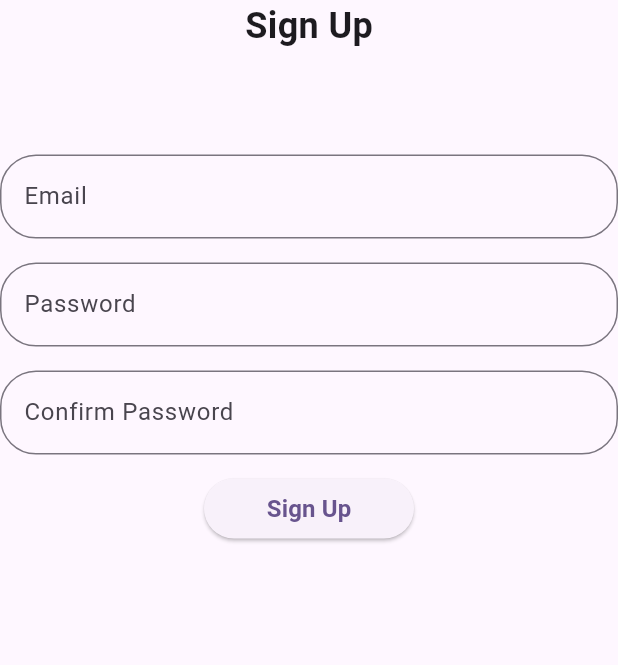
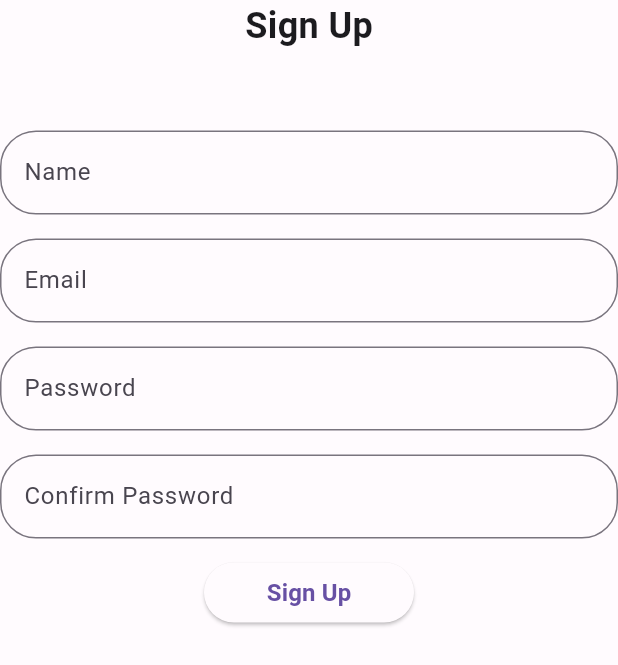
Before and after one commit to lil-program/Fue-Oni-2.0, a Flutter app: the SignUpForm widget shown alone on an empty page, opened directly, on a phone screen of 412 x 824 dp. Shown: the top 665 px of the screen. Run offline on Flutter 3.47's test engine with Material 2 defaults, Android fonts, the phone set to English and light mode, and no system bars; our stand-ins replace firebase_auth, firebase_core, firebase_database, geolocator, google_fonts, google_maps_flutter; accounts and stored records are empty.

```diff
--- /dev/null
+++ b/fueoni_ver2/lib/color_schemes.dart
@@ -0,0 +1,69 @@
+import 'package:flutter/material.dart';
+
+const lightColorScheme = ColorScheme(
+  brightness: Brightness.light,
+  primary: Color(0xFF6750A4),
+  onPrimary: Color(0xFFFFFFFF),
+  primaryContainer: Color(0xFFEADDFF),
+  onPrimaryContainer: Color(0xFF21005D),
+  secondary: Color(0xFF625B71),
+  onSecondary: Color(0xFFFFFFFF),
+  secondaryContainer: Color(0xFFE8DEF8),
+  onSecondaryContainer: Color(0xFF1D192B),
+  tertiary: Color(0xFF7D5260),
+  onTertiary: Color(0xFFFFFFFF),
+  tertiaryContainer: Color(0xFFFFD8E4),
+  onTertiaryContainer: Color(0xFF31111D),
+  error: Color(0xFFB3261E),
+  onError: Color(0xFFFFFFFF),
+  errorContainer: Color(0xFFF9DEDC),
+  onErrorContainer: Color(0xFF410E0B),
+  outline: Color(0xFF79747E),
+  background: Color(0xFFFFFBFE),
+  onBackground: Color(0xFF1C1B1F),
+  surface: Color(0xFFFFFBFE),
+  onSurface: Color(0xFF1C1B1F),
+  surfaceVariant: Color(0xFFE7E0EC),
+  onSurfaceVariant: Color(0xFF49454F),
+  inverseSurface: Color(0xFF313033),
+  onInverseSurface: Color(0xFFF4EFF4),
+  inversePrimary: Color(0xFFD0BCFF),
+  shadow: Color(0xFF000000),
+  surfaceTint: Color(0xFF6750A4),
+  outlineVariant: Color(0xFFCAC4D0),
+  scrim: Color(0xFF000000),
+);
+
+const darkColorScheme = ColorScheme(
+  brightness: Brightness.dark,
+  primary: Color(0xFFD0BCFF),
+  onPrimary: Color(0xFF381E72),
+  primaryContainer: Color(0xFF4F378B),
+  onPrimaryContainer: Color(0xFFEADDFF),
+  secondary: Color(0xFFCCC2DC),
+  onSecondary: Color(0xFF332D41),
+  secondaryContainer: Color(0xFF4A4458),
+  onSecondaryContainer: Color(0xFFE8DEF8),
+  tertiary: Color(0xFFEFB8C8),
+  onTertiary: Color(0xFF492532),
+  tertiaryContainer: Color(0xFF633B48),
+  onTertiaryContainer: Color(0xFFFFD8E4),
+  error: Color(0xFFF2B8B5),
+  onError: Color(0xFF601410),
+  errorContainer: Color(0xFF8C1D18),
+  onErrorContainer: Color(0xFFF9DEDC),
+  outline: Color(0xFF938F99),
+  background: Color(0xFF1C1B1F),
+  onBackground: Color(0xFFE6E1E5),
+  surface: Color(0xFF1C1B1F),
+  onSurface: Color(0xFFE6E1E5),
+  surfaceVariant: Color(0xFF49454F),
+  onSurfaceVariant: Color(0xFFCAC4D0),
+  inverseSurface: Color(0xFFE6E1E5),
+  onInverseSurface: Color(0xFF313033),
+  inversePrimary: Color(0xFF6750A4),
+  shadow: Color(0xFF000000),
+  surfaceTint: Color(0xFFD0BCFF),
+  outlineVariant: Color(0xFF49454F),
+  scrim: Color(0xFF000000),
+);
--- a/fueoni_ver2/lib/components/auth_modal/components/sign_up_form.dart
+++ b/fueoni_ver2/lib/components/auth_modal/components/sign_up_form.dart
@@ -1,4 +1,5 @@
 import 'package:firebase_auth/firebase_auth.dart';
+import 'package:firebase_database/firebase_database.dart';
 import 'package:flutter/material.dart';
 import 'package:fueoni_ver2/components/auth_modal/components/animated_error_message.dart';
 import 'package:fueoni_ver2/components/auth_modal/components/auth_text_form_field.dart';
@@ -14,6 +15,7 @@ class SignUpForm extends StatefulWidget {
 class _SignUpFormState extends State<SignUpForm> {
   final TextEditingController _emailController = TextEditingController();
   final TextEditingController _passwordController = TextEditingController();
+  final TextEditingController _nameController = TextEditingController();
   final _formKey = GlobalKey<FormState>();
   String errorMessage = '';
   bool _isLoading = false;
@@ -31,9 +33,15 @@ class _SignUpFormState extends State<SignUpForm> {
               fontWeight: FontWeight.bold,
             ),
           ),
-          const SizedBox(height: 16.0),
           AnimatedErrorMessage(
             errorMessage: errorMessage,
+          ),
+          const SizedBox(height: 16.0),
+          AuthTextFormField(
+            controller: _nameController, // ユーザー名用のコントローラを指定
+            labelText: 'Name', // ラベルを設定
+            validator: validateName, // バリデーション関数を設定
+            obscureText: false,
           ),
           const SizedBox(height: 16.0),
           AuthTextFormField(
@@ -69,13 +77,25 @@ class _SignUpFormState extends State<SignUpForm> {
   Future<UserCredential?> signUp({
     required String email,
     required String password,
+    required String name,
   }) async {
     try {
       _setIsLoading(true);
-      return await FirebaseAuth.instance.createUserWithEmailAndPassword(
+      UserCredential userCredential =
+          await FirebaseAuth.instance.createUserWithEmailAndPassword(
         email: email,
         password: password,
       );
+
+      // Realtime Databaseにユーザー情報を保存
+      DatabaseReference usersRef =
+          FirebaseDatabase.instance.ref().child('users');
+      usersRef.child(userCredential.user!.uid).set({
+        'name': name,
+        'email': email,
+      });
+
+      return userCredential;
     } on FirebaseAuthException catch (e) {
       if (e.code == 'weak-password') {
         _setErrorMessage('The password provided is too weak.');
@@ -93,6 +113,14 @@ class _SignUpFormState extends State<SignUpForm> {
   String? validateEmail(String? value) {
     if (value == null || value.isEmpty) {
       return 'Please enter some text';
+    }
+    return null;
+  }
+
+  String? validateName(String? value) {
+    // ユーザー名のバリデーション関数を追加
+    if (value == null || value.isEmpty) {
+      return 'Please enter your name';
     }
     return null;
   }
@@ -130,6 +158,7 @@ class _SignUpFormState extends State<SignUpForm> {
       final UserCredential? user = await signUp(
         email: _emailController.text,
         password: _passwordController.text,
+        name: _nameController.text,
       );
 
       if (!mounted) {
--- a/fueoni_ver2/pubspec.yaml
+++ b/fueoni_ver2/pubspec.yaml
@@ -40,6 +40,7 @@ dependencies:
   firebase_core: ^2.20.0
   firebase_database: ^10.3.2
   firebase_auth: ^4.12.1
+  google_fonts: ^6.1.0
 
 dev_dependencies:
   flutter_test:
@@ -62,6 +63,8 @@ flutter:
   # included with your application, so that you can use the icons in
   # the material Icons class.
   uses-material-design: true
+  assets:
+    - assets/images/
 
   # To add assets to your application, add an assets section, like this:
   # assets:
```
Also changed, not shown: fueoni_ver2/lib/main.dart (+6 -9 lines), fueoni_ver2/lib/screens/map_screen/map_screen.dart (+17 -4 lines), fueoni_ver2/lib/screens/startup_screen/startup_screen.dart (added, +98 -0 lines), fueoni_ver2/assets/images/startup.png (added), fueoni_ver2/pubspec.lock.
